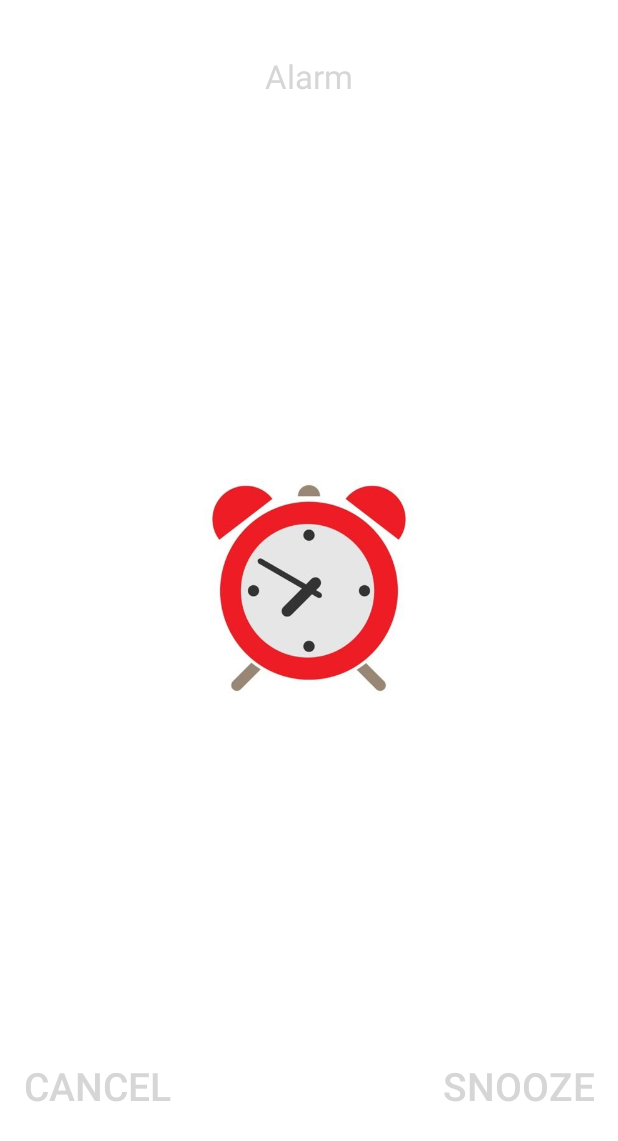
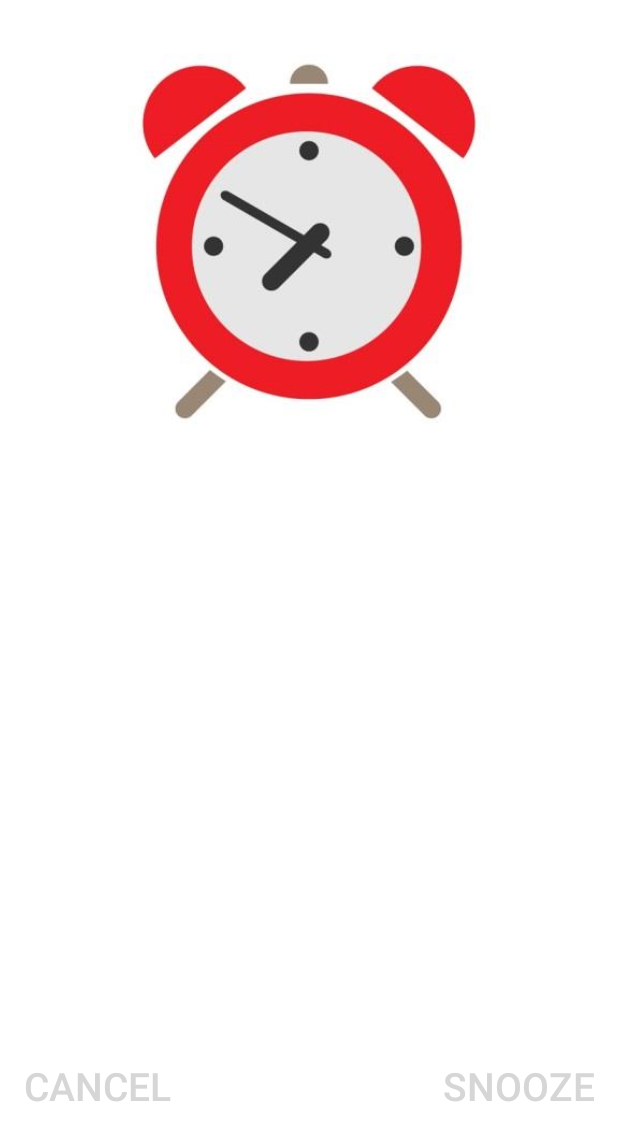
Before and after one commit to oasis9594/Remind-Me, an Android app: the DialogActivity screen opened directly, with no data from a screen before it, on a phone screen of 412 x 824 dp. Shown: the top 1141 px of the screen. Run offline under Robolectric (Android 15) with nearby library versions, the phone set to English and light mode, and no system bars.

Commit message:
Added new features and changed layout files :)

```diff
--- a/MyReminder/app/src/main/java/com/example/dell/myreminder/DialogActivity.java
+++ b/MyReminder/app/src/main/java/com/example/dell/myreminder/DialogActivity.java
@@ -11,6 +11,8 @@ import android.content.Context;
 import android.content.Intent;
 import android.content.IntentFilter;
 import android.content.SharedPreferences;
+import android.graphics.Bitmap;
+import android.graphics.BitmapFactory;
 import android.graphics.Color;
 import android.os.SystemClock;
 import android.os.Bundle;
@@ -23,6 +25,10 @@ import android.widget.Button;
 import android.widget.ImageView;
 import android.widget.TextView;
 
+import java.io.File;
+import java.io.FileInputStream;
+import java.io.FileNotFoundException;
+
 public class DialogActivity extends Activity {
 
     Button cancel;
@@ -34,11 +40,13 @@ public class DialogActivity extends Activity {
     int cntr = 4535342;
     int id=23846;//Notification id
     int snoozeAlarm;
+    String mPath;
     public static boolean activityVisible;
     NotificationCompat.Builder mBuilder;
     NotificationManager mNotificationManager;
     BroadcastReceiver myReceiver;
-    public static final String CANCEL_ACTION="cancel", SNOOZE_ACTION="snooze";
+
+    public static final String CANCEL_ACTION="cancel", SNOOZE_ACTION="snooze", KEY_IMAGEPATH="userdetails.ProfileImagePath";
     String text;
 
     @Override
@@ -62,6 +70,13 @@ public class DialogActivity extends Activity {
         alarmImage = (ImageView) findViewById(R.id.dialogAlarm);
         alarmText = (TextView) findViewById(R.id.dialogText);
         snoozeAlarm=15*60*1000;
+
+        SharedPreferences sharedPref = this.getSharedPreferences(
+                getString(R.string.preference_user_key), Context.MODE_PRIVATE);
+        mPath=sharedPref.getString(KEY_IMAGEPATH, null);
+
+        if(mPath!=null)
+            loadImageFromStorage();
         try {
             text = "Alarm";
             Bundle bundle = getIntent().getExtras();
@@ -257,6 +272,18 @@ public class DialogActivity extends Activity {
         return false;
     }
 
+    private void loadImageFromStorage()
+    {
+        try {
+            File f=new File(mPath);
+            Bitmap b = BitmapFactory.decodeStream(new FileInputStream(f));
+            alarmImage.setImageBitmap(b);
+        }
+        catch (FileNotFoundException e)
+        {
+            e.printStackTrace();
+        }
+    }
     @Override
     protected void onStop() {
         Log.w(AlarmConstants.ALARM_TAG, "onStop");
--- a/MyReminder/app/src/main/res/layout/activity_dialog.xml
+++ b/MyReminder/app/src/main/res/layout/activity_dialog.xml
@@ -51,10 +51,9 @@
 
     <ImageView
         android:id="@+id/dialogAlarm"
-        android:layout_width="140dp"
-        android:layout_height="140dp"
+        android:layout_width="280dp"
+        android:layout_height="250dp"
         android:layout_centerHorizontal="true"
-        android:layout_alignBottom="@+id/dialogCancel"
         android:layout_alignTop="@+id/dialogText"
         android:src="@drawable/alarm_dialog_image" />
 </RelativeLayout>
```
Also changed, not shown: MyReminder/app/src/main/java/com/example/dell/myreminder/AlarmActivity.java (+132 -1 lines).
